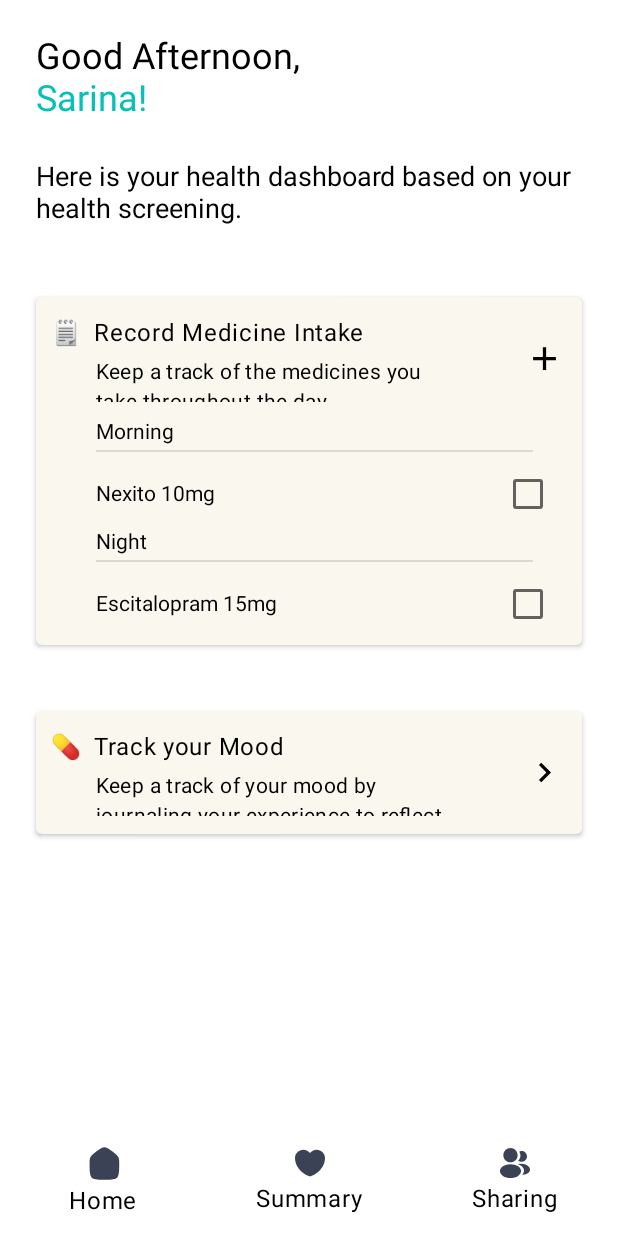
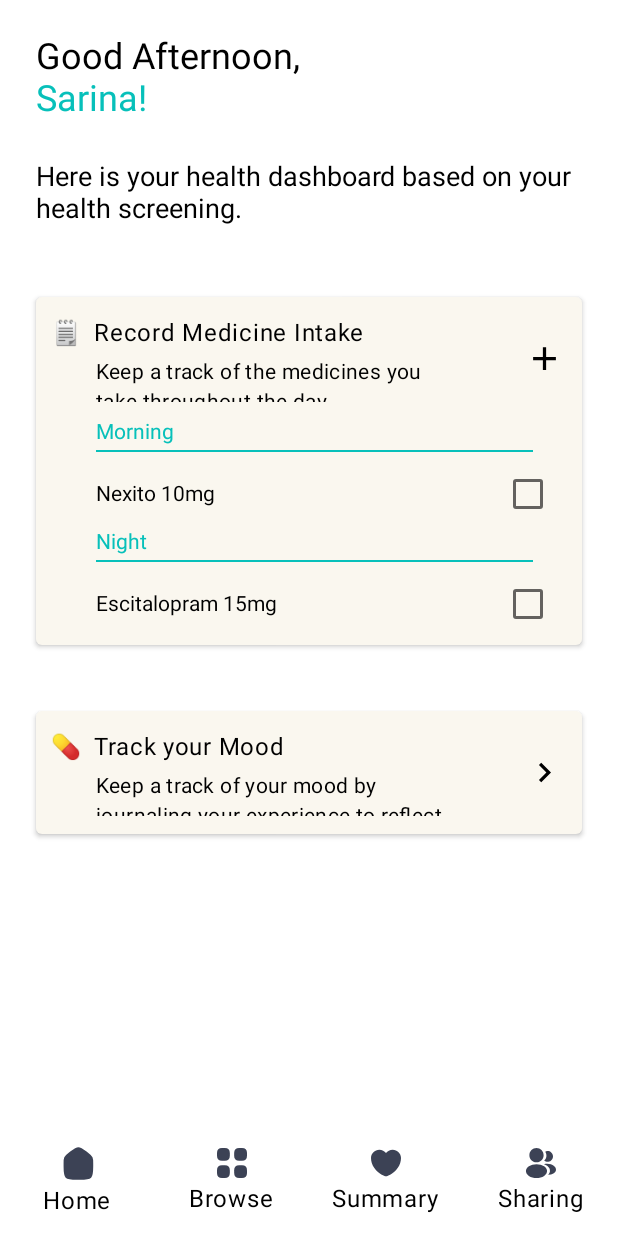
Before and after one commit to Yilendi/5120MentalHealth, an Android app built with Jetpack Compose: the screen it shows after launch (MainActivity), after a tap on "Add", on a phone screen of 412 x 824 dp. Run offline under Robolectric (Android 15) with nearby library versions, the phone set to English and light mode, and no system bars.

Commit message:
feat: ui tailor

```diff
--- a/CIS5120MentalHealth/app/src/main/java/com/example/cis5120mentalhealth/HomeScreen.kt
+++ b/CIS5120MentalHealth/app/src/main/java/com/example/cis5120mentalhealth/HomeScreen.kt
@@ -7,6 +7,7 @@ import androidx.compose.foundation.layout.*
 import androidx.compose.foundation.shape.CircleShape
 import androidx.compose.material.Card
 import androidx.compose.material.Checkbox
+import androidx.compose.material.CheckboxDefaults
 import androidx.compose.material.Divider
 import androidx.compose.material.Icon
 import androidx.compose.material.MaterialTheme
@@ -15,6 +16,7 @@ import androidx.compose.material.TextField
 import androidx.compose.material.icons.Icons
 import androidx.compose.material.icons.filled.Add
 import androidx.compose.material.icons.filled.ChevronRight
+import androidx.compose.material3.MaterialTheme.colorScheme
 import androidx.compose.runtime.Composable
 import androidx.compose.runtime.getValue
 import androidx.compose.runtime.mutableStateOf
@@ -30,6 +32,7 @@ import androidx.compose.ui.res.painterResource
 import androidx.compose.ui.unit.dp
 import androidx.compose.ui.unit.sp
 import androidx.navigation.NavController
+import com.example.cis5120mentalhealth.ui.theme.CIS5120MentalHealthTheme
 
 @Composable
 fun HomeScreenView(navController: NavController) {
@@ -171,18 +174,34 @@ fun ExpandableContent() {
     var nightChecked by remember { mutableStateOf(false) }
 
     Column(modifier = Modifier.padding(start = 40.dp, end = 12.dp)) {
-        Text("Morning")
-        Divider(modifier = Modifier.width(291.dp).padding(vertical = 4.dp))
+        Text(
+            "Morning",
+            color = Color(0xFF07C0BA)
+        )
+        Divider(
+            modifier = Modifier
+                .width(291.dp)
+                .padding(vertical = 4.dp),
+            color = Color(0xFF07C0BA)
+        )
         Row(verticalAlignment = Alignment.CenterVertically) {
             Text("Nexito 10mg")
             Spacer(Modifier.weight(1f))
             Checkbox(
                 checked = morningChecked,
-                onCheckedChange = { morningChecked = it } // Update state when checkbox is toggled
+                onCheckedChange = { morningChecked = it }
             )
         }
-        Text("Night")
-        Divider(modifier = Modifier.width(291.dp).padding(vertical = 4.dp))
+        Text(
+            "Night",
+            color = Color(0xFF07C0BA)
+        )
+        Divider(
+            modifier = Modifier
+                .width(291.dp)
+                .padding(vertical = 4.dp),
+            color = Color(0xFF07C0BA)
+        )
         Row(verticalAlignment = Alignment.CenterVertically) {
             Text("Escitalopram 15mg")
             Spacer(Modifier.weight(1f))
--- a/CIS5120MentalHealth/app/src/main/java/com/example/cis5120mentalhealth/MainActivity.kt
+++ b/CIS5120MentalHealth/app/src/main/java/com/example/cis5120mentalhealth/MainActivity.kt
@@ -91,8 +91,11 @@ fun mainAppGraph(navController: NavHostController) {
             }
 
             composable("mood") {
-//                MoodScreen(navController)
                 MoodScreenWithOverlay(navController)
+            }
+
+            composable("browse") {
+
             }
 
 
@@ -104,8 +107,10 @@ fun mainAppGraph(navController: NavHostController) {
 fun BottomNavigationBar(navController: NavHostController) {
     val items = listOf(
         NavigationItem("home", "Home", painterResource(R.drawable.icon_home)),
+        NavigationItem("browse", "Browse", painterResource(R.drawable.icon_browse)),
         NavigationItem("summary", "Summary", painterResource(R.drawable.icon_summary)),
-        NavigationItem("sharing", "Sharing", painterResource(R.drawable.icon_sharing))
+        NavigationItem("sharing", "Sharing", painterResource(R.drawable.icon_sharing)),
+
     )
 
     BottomNavigation(
--- /dev/null
+++ b/CIS5120MentalHealth/app/src/main/res/drawable/icon_browse.xml
@@ -0,0 +1,18 @@
+<vector xmlns:android="http://schemas.android.com/apk/res/android"
+    android:width="24dp"
+    android:height="24dp"
+    android:viewportWidth="24"
+    android:viewportHeight="24">
+  <path
+      android:pathData="M7.24,2H5.34C3.15,2 2,3.15 2,5.33V7.23C2,9.41 3.15,10.56 5.33,10.56H7.23C9.41,10.56 10.56,9.41 10.56,7.23V5.33C10.57,3.15 9.42,2 7.24,2Z"
+      android:fillColor="#6E706F"/>
+  <path
+      android:pathData="M18.67,2H16.77C14.59,2 13.44,3.15 13.44,5.33V7.23C13.44,9.41 14.59,10.56 16.77,10.56H18.67C20.85,10.56 22,9.41 22,7.23V5.33C22,3.15 20.85,2 18.67,2Z"
+      android:fillColor="#6E706F"/>
+  <path
+      android:pathData="M18.67,13.43H16.77C14.59,13.43 13.44,14.58 13.44,16.76V18.66C13.44,20.84 14.59,21.99 16.77,21.99H18.67C20.85,21.99 22,20.84 22,18.66V16.76C22,14.58 20.85,13.43 18.67,13.43Z"
+      android:fillColor="#6E706F"/>
+  <path
+      android:pathData="M7.24,13.43H5.34C3.15,13.43 2,14.58 2,16.76V18.66C2,20.85 3.15,22 5.33,22H7.23C9.41,22 10.56,20.85 10.56,18.67V16.77C10.57,14.58 9.42,13.43 7.24,13.43Z"
+      android:fillColor="#6E706F"/>
+</vector>
```
Also changed, not shown: CIS5120MentalHealth/app/src/main/java/com/example/cis5120mentalhealth/MoodDetails.kt (+70 -14 lines), 1 other file.
